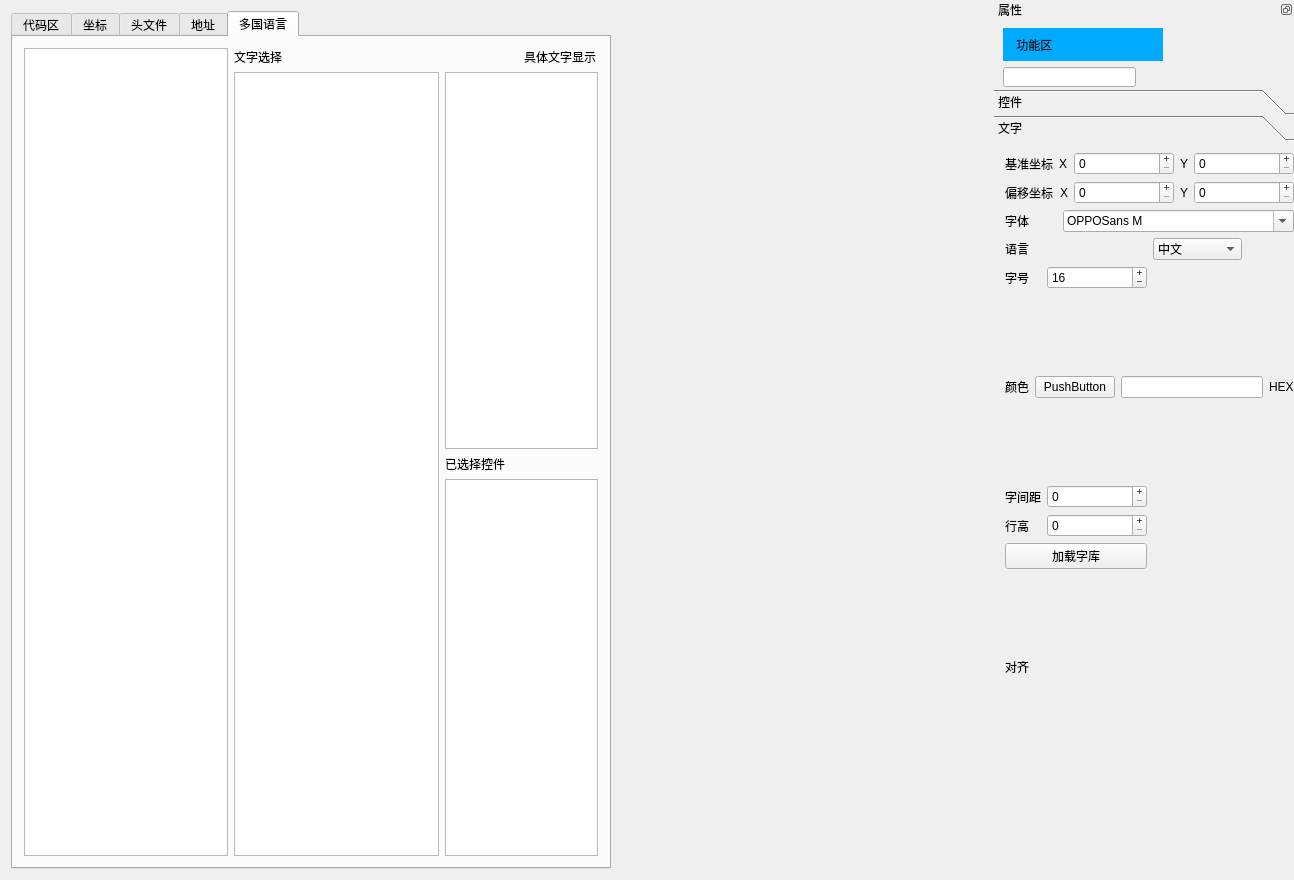
The window that mainwindow.ui (gk8202220/UIAuto) describes before a commit, drawn with Qt 5.
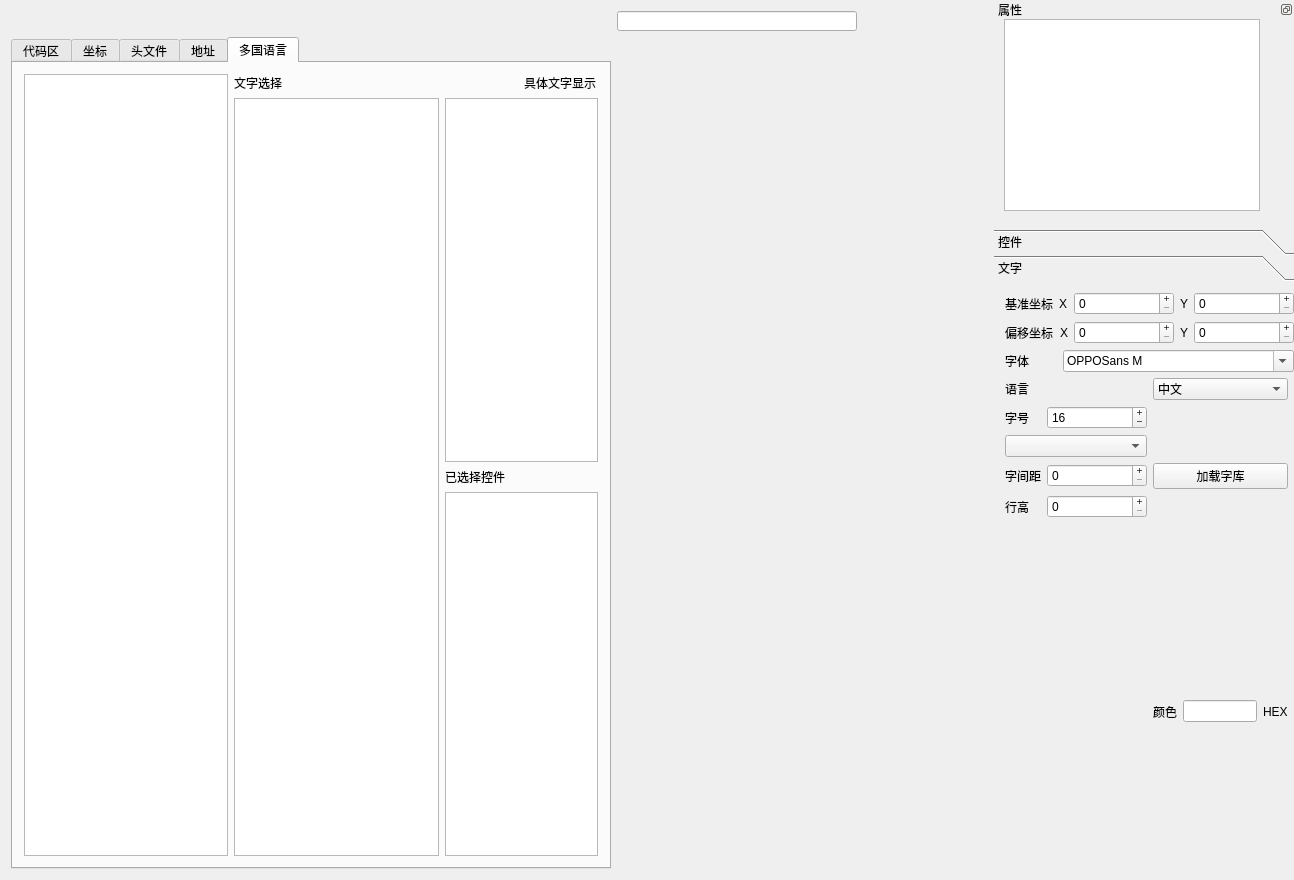
The same window after the commit. Icons and pictures are not drawn.

Commit message: 1.增加excel表格的解析 2.添加拖拽功能

```diff
--- a/mainwindow.ui
+++ b/mainwindow.ui
@@ -31,6 +31,40 @@
     <item row="0" column="0">
      <layout class="QHBoxLayout" name="horizontalLayout_28"/>
     </item>
+    <item row="1" column="2">
+     <widget class="QLabel" name="label_display">
+      <property name="minimumSize">
+       <size>
+        <width>360</width>
+        <height>360</height>
+       </size>
+      </property>
+      <property name="maximumSize">
+       <size>
+        <width>454</width>
+        <height>454</height>
+       </size>
+      </property>
+      <property name="acceptDrops">
+       <bool>true</bool>
+      </property>
+      <property name="autoFillBackground">
+       <bool>false</bool>
+      </property>
+      <property name="styleSheet">
+       <string notr="true"/>
+      </property>
+      <property name="text">
+       <string/>
+      </property>
+      <property name="textFormat">
+       <enum>Qt::PlainText</enum>
+      </property>
+      <property name="wordWrap">
+       <bool>false</bool>
+      </property>
+     </widget>
+    </item>
     <item row="1" column="1">
      <widget class="QTabWidget" name="tabWidget">
       <property name="sizePolicy">
@@ -170,7 +204,11 @@
          <widget class="QListView" name="listView_Text"/>
         </item>
         <item row="1" column="2" colspan="2">
-         <widget class="QListView" name="listView_text_select"/>
+         <widget class="QListView" name="listView_text_select">
+          <property name="selectionMode">
+           <enum>QAbstractItemView::ExtendedSelection</enum>
+          </property>
+         </widget>
         </item>
         <item row="2" column="2">
          <widget class="QLabel" name="label_47">
@@ -186,38 +224,23 @@
       </widget>
      </widget>
     </item>
-    <item row="1" column="2">
-     <widget class="QLabel" name="label_display">
-      <property name="minimumSize">
-       <size>
-        <width>360</width>
-        <height>360</height>
-       </size>
+    <item row="0" column="2">
+     <widget class="QLineEdit" name="lineEdit">
+      <property name="sizePolicy">
+       <sizepolicy hsizetype="Preferred" vsizetype="Preferred">
+        <horstretch>0</horstretch>
+        <verstretch>0</verstretch>
+       </sizepolicy>
       </property>
       <property name="maximumSize">
        <size>
-        <width>454</width>
-        <height>454</height>
+        <width>240</width>
+        <height>20</height>
        </size>
       </property>
-      <property name="acceptDrops">
-       <bool>true</bool>
-      </property>
-      <property name="autoFillBackground">
-       <bool>false</bool>
-      </property>
-      <property name="styleSheet">
-       <string notr="true"/>
-      </property>
       <property name="text">
        <string/>
       </property>
-      <property name="textFormat">
-       <enum>Qt::PlainText</enum>
-      </property>
-      <property name="wordWrap">
-       <bool>false</bool>
-      </property>
      </widget>
     </item>
    </layout>
@@ -267,59 +290,11 @@
     <number>2</number>
    </attribute>
    <widget class="QWidget" name="dockWidgetContents_4">
-    <widget class="QLabel" name="label_14">
-     <property name="geometry">
-      <rect>
-       <x>9</x>
-       <y>9</y>
-       <width>160</width>
-       <height>33</height>
-      </rect>
-     </property>
-     <property name="maximumSize">
-      <size>
-       <width>240</width>
-       <height>40</height>
-      </size>
-     </property>
-     <property name="styleSheet">
-      <string notr="true">background-color: rgb(0, 170, 255);
-font: 24pt &quot;宋体&quot;;</string>
-     </property>
-     <property name="text">
-      <string>    功能区</string>
-     </property>
-    </widget>
-    <widget class="QLineEdit" name="lineEdit">
-     <property name="geometry">
-      <rect>
-       <x>9</x>
-       <y>48</y>
-       <width>133</width>
-       <height>20</height>
-      </rect>
-     </property>
-     <property name="sizePolicy">
-      <sizepolicy hsizetype="Preferred" vsizetype="Preferred">
-       <horstretch>0</horstretch>
-       <verstretch>0</verstretch>
-      </sizepolicy>
-     </property>
-     <property name="maximumSize">
-      <size>
-       <width>240</width>
-       <height>20</height>
-      </size>
-     </property>
-     <property name="text">
-      <string/>
-     </property>
-    </widget>
     <widget class="QToolBox" name="toolBox">
      <property name="geometry">
       <rect>
        <x>0</x>
-       <y>70</y>
+       <y>210</y>
        <width>311</width>
        <height>681</height>
       </rect>
@@ -353,8 +328,8 @@
        <rect>
         <x>0</x>
         <y>0</y>
-        <width>316</width>
-        <height>616</height>
+        <width>494</width>
+        <height>640</height>
        </rect>
       </property>
       <attribute name="label">
@@ -1220,99 +1195,36 @@
        <rect>
         <x>0</x>
         <y>0</y>
-        <width>311</width>
-        <height>633</height>
+        <width>452</width>
+        <height>602</height>
        </rect>
       </property>
       <attribute name="label">
        <string>文字</string>
       </attribute>
       <layout class="QGridLayout" name="gridLayout_6">
-       <item row="11" column="1">
-        <widget class="QPushButton" name="PB_lond_font">
-         <property name="text">
-          <string>加载字库</string>
-         </property>
-        </widget>
-       </item>
-       <item row="1" column="1" colspan="3">
-        <layout class="QHBoxLayout" name="horizontalLayout_23">
+       <item row="10" column="1">
+        <layout class="QHBoxLayout" name="horizontalLayout_27">
          <item>
-          <widget class="QLabel" name="label_28">
-           <property name="text">
-            <string>偏移坐标</string>
-           </property>
-          </widget>
+          <layout class="QHBoxLayout" name="horizontalLayout_25">
+           <item>
+            <widget class="QLabel" name="label_30">
+             <property name="text">
+              <string>颜色</string>
+             </property>
+            </widget>
+           </item>
+          </layout>
          </item>
          <item>
-          <layout class="QHBoxLayout" name="horizontalLayout_20">
+          <layout class="QHBoxLayout" name="horizontalLayout_26">
            <item>
-            <widget class="QLabel" name="label_26">
-             <property name="text">
-              <string>X</string>
-             </property>
-            </widget>
+            <widget class="QLineEdit" name="lineEdit_2"/>
            </item>
            <item>
-            <widget class="QSpinBox" name="spinBox_offset_x">
-             <property name="minimumSize">
-              <size>
-               <width>100</width>
-               <height>0</height>
-              </size>
-             </property>
-             <property name="focusPolicy">
-              <enum>Qt::ClickFocus</enum>
-             </property>
-             <property name="buttonSymbols">
-              <enum>QAbstractSpinBox::PlusMinus</enum>
-             </property>
-             <property name="correctionMode">
-              <enum>QAbstractSpinBox::CorrectToNearestValue</enum>
-             </property>
-             <property name="keyboardTracking">
-              <bool>false</bool>
-             </property>
-             <property name="maximum">
-              <number>2000</number>
-             </property>
-             <property name="value">
-              <number>0</number>
-             </property>
-            </widget>
-           </item>
-           <item>
-            <widget class="QLabel" name="label_27">
+            <widget class="QLabel" name="label_13">
              <property name="text">
-              <string>Y</string>
-             </property>
-            </widget>
-           </item>
-           <item>
-            <widget class="QSpinBox" name="spinBox__offset_y">
-             <property name="minimumSize">
-              <size>
-               <width>100</width>
-               <height>0</height>
-              </size>
-             </property>
-             <property name="focusPolicy">
-              <enum>Qt::ClickFocus</enum>
-             </property>
-             <property name="buttonSymbols">
-              <enum>QAbstractSpinBox::PlusMinus</enum>
-             </property>
-             <property name="correctionMode">
-              <enum>QAbstractSpinBox::CorrectToNearestValue</enum>
-             </property>
-             <property name="keyboardTracking">
-              <bool>false</bool>
-             </property>
-             <property name="maximum">
-              <number>2000</number>
-             </property>
-             <property name="value">
-              <number>0</number>
+              <string>HEX</string>
              </property>
             </widget>
            </item>
@@ -1320,7 +1232,7 @@
          </item>
         </layout>
        </item>
-       <item row="6" column="1">
+       <item row="6" column="0">
         <layout class="QHBoxLayout" name="horizontalLayout_43">
          <item>
           <widget class="QLabel" name="label_29">
@@ -1356,14 +1268,7 @@
          </item>
         </layout>
        </item>
-       <item row="12" column="1">
-        <widget class="QLabel" name="label_32">
-         <property name="text">
-          <string>对齐</string>
-         </property>
-        </widget>
-       </item>
-       <item row="8" column="1">
+       <item row="8" column="0">
         <layout class="QHBoxLayout" name="horizontalLayout_31">
          <item>
           <widget class="QLabel" name="label_33">
@@ -1399,185 +1304,7 @@
          </item>
         </layout>
        </item>
-       <item row="9" column="1">
-        <layout class="QHBoxLayout" name="horizontalLayout_32">
-         <item>
-          <widget class="QLabel" name="label_34">
-           <property name="text">
-            <string>行高</string>
-           </property>
-          </widget>
-         </item>
-         <item>
-          <widget class="QSpinBox" name="spinBox_font_3">
-           <property name="minimumSize">
-            <size>
-             <width>100</width>
-             <height>0</height>
-            </size>
-           </property>
-           <property name="focusPolicy">
-            <enum>Qt::ClickFocus</enum>
-           </property>
-           <property name="buttonSymbols">
-            <enum>QAbstractSpinBox::PlusMinus</enum>
-           </property>
-           <property name="correctionMode">
-            <enum>QAbstractSpinBox::CorrectToNearestValue</enum>
-           </property>
-           <property name="keyboardTracking">
-            <bool>false</bool>
-           </property>
-           <property name="value">
-            <number>0</number>
-           </property>
-          </widget>
-         </item>
-        </layout>
-       </item>
-       <item row="7" column="1" colspan="3">
-        <layout class="QHBoxLayout" name="horizontalLayout_27">
-         <item>
-          <layout class="QHBoxLayout" name="horizontalLayout_25">
-           <item>
-            <widget class="QLabel" name="label_30">
-             <property name="text">
-              <string>颜色</string>
-             </property>
-            </widget>
-           </item>
-           <item>
-            <widget class="QPushButton" name="pushButton_2">
-             <property name="text">
-              <string>PushButton</string>
-             </property>
-            </widget>
-           </item>
-          </layout>
-         </item>
-         <item>
-          <layout class="QHBoxLayout" name="horizontalLayout_26">
-           <item>
-            <widget class="QLineEdit" name="lineEdit_2"/>
-           </item>
-           <item>
-            <widget class="QLabel" name="label_13">
-             <property name="text">
-              <string>HEX</string>
-             </property>
-            </widget>
-           </item>
-          </layout>
-         </item>
-        </layout>
-       </item>
-       <item row="0" column="1" colspan="3">
-        <layout class="QHBoxLayout" name="horizontalLayout_21">
-         <item>
-          <widget class="QLabel" name="label_25">
-           <property name="text">
-            <string>基准坐标</string>
-           </property>
-          </widget>
-         </item>
-         <item>
-          <widget class="QLabel" name="label_22">
-           <property name="text">
-            <string>X</string>
-           </property>
-          </widget>
-         </item>
-         <item>
-          <widget class="QSpinBox" name="spinBox_cood_x">
-           <property name="minimumSize">
-            <size>
-             <width>100</width>
-             <height>0</height>
-            </size>
-           </property>
-           <property name="focusPolicy">
-            <enum>Qt::ClickFocus</enum>
-           </property>
-           <property name="buttonSymbols">
-            <enum>QAbstractSpinBox::PlusMinus</enum>
-           </property>
-           <property name="correctionMode">
-            <enum>QAbstractSpinBox::CorrectToNearestValue</enum>
-           </property>
-           <property name="keyboardTracking">
-            <bool>false</bool>
-           </property>
-           <property name="maximum">
-            <number>2000</number>
-           </property>
-           <property name="value">
-            <number>0</number>
-           </property>
-          </widget>
-         </item>
-         <item>
-          <widget class="QLabel" name="label_23">
-           <property name="text">
-            <string>Y</string>
-           </property>
-          </widget>
-         </item>
-         <item>
-          <widget class="QSpinBox" name="spinBox_cood_y">
-           <property name="minimumSize">
-            <size>
-             <width>100</width>
-             <height>0</height>
-            </size>
-           </property>
-           <property name="focusPolicy">
-            <enum>Qt::ClickFocus</enum>
-           </property>
-           <property name="buttonSymbols">
-            <enum>QAbstractSpinBox::PlusMinus</enum>
-           </property>
-           <property name="correctionMode">
-            <enum>QAbstractSpinBox::CorrectToNearestValue</enum>
-           </property>
-           <property name="keyboardTracking">
-            <bool>false</bool>
-           </property>
-           <property name="maximum">
-            <number>2000</number>
-           </property>
-           <property name="value">
-            <number>0</number>
-           </property>
-          </widget>
-         </item>
-        </layout>
-       </item>
-       <item row="2" column="1" colspan="3">
-        <layout class="QHBoxLayout" name="horizontalLayout_24">
-         <item>
-          <widget class="QLabel" name="label_31">
-           <property name="text">
-            <string>字体</string>
-           </property>
-          </widget>
-         </item>
-         <item>
-          <widget class="QFontComboBox" name="fontComboBox">
-           <property name="currentText">
-            <string>OPPOSans M</string>
-           </property>
-          </widget>
-         </item>
-        </layout>
-       </item>
        <item row="4" column="1">
-        <widget class="QLabel" name="label_21">
-         <property name="text">
-          <string>语言</string>
-         </property>
-        </widget>
-       </item>
-       <item row="4" column="2">
         <widget class="QComboBox" name="CB_language">
          <item>
           <property name="text">
@@ -1716,9 +1443,262 @@
          </item>
         </widget>
        </item>
+       <item row="4" column="0">
+        <widget class="QLabel" name="label_21">
+         <property name="text">
+          <string>语言</string>
+         </property>
+        </widget>
+       </item>
+       <item row="0" column="0" colspan="3">
+        <layout class="QHBoxLayout" name="horizontalLayout_21">
+         <item>
+          <widget class="QLabel" name="label_25">
+           <property name="text">
+            <string>基准坐标</string>
+           </property>
+          </widget>
+         </item>
+         <item>
+          <widget class="QLabel" name="label_22">
+           <property name="text">
+            <string>X</string>
+           </property>
+          </widget>
+         </item>
+         <item>
+          <widget class="QSpinBox" name="spinBox_cood_x">
+           <property name="minimumSize">
+            <size>
+             <width>100</width>
+             <height>0</height>
+            </size>
+           </property>
+           <property name="focusPolicy">
+            <enum>Qt::ClickFocus</enum>
+           </property>
+           <property name="buttonSymbols">
+            <enum>QAbstractSpinBox::PlusMinus</enum>
+           </property>
+           <property name="correctionMode">
+            <enum>QAbstractSpinBox::CorrectToNearestValue</enum>
+           </property>
+           <property name="keyboardTracking">
+            <bool>false</bool>
+           </property>
+           <property name="maximum">
+            <number>2000</number>
+           </property>
+           <property name="value">
+            <number>0</number>
+           </property>
+          </widget>
+         </item>
+         <item>
+          <widget class="QLabel" name="label_23">
+           <property name="text">
+            <string>Y</string>
+           </property>
+          </widget>
+         </item>
+         <item>
+          <widget class="QSpinBox" name="spinBox_cood_y">
+           <property name="minimumSize">
+            <size>
+             <width>100</width>
+             <height>0</height>
+            </size>
+           </property>
+           <property name="focusPolicy">
+            <enum>Qt::ClickFocus</enum>
+           </property>
+           <property name="buttonSymbols">
+            <enum>QAbstractSpinBox::PlusMinus</enum>
+           </property>
+           <property name="correctionMode">
+            <enum>QAbstractSpinBox::CorrectToNearestValue</enum>
+           </property>
+           <property name="keyboardTracking">
+            <bool>false</bool>
+           </property>
+           <property name="maximum">
+            <number>2000</number>
+           </property>
+           <property name="value">
+            <number>0</number>
+           </property>
+          </widget>
+         </item>
+        </layout>
+       </item>
+       <item row="1" column="0" colspan="3">
+        <layout class="QHBoxLayout" name="horizontalLayout_23">
+         <item>
+          <widget class="QLabel" name="label_28">
+           <property name="text">
+            <string>偏移坐标</string>
+           </property>
+          </widget>
+         </item>
+         <item>
+          <layout class="QHBoxLayout" name="horizontalLayout_20">
+           <item>
+            <widget class="QLabel" name="label_26">
+             <property name="text">
+              <string>X</string>
+             </property>
+            </widget>
+           </item>
+           <item>
+            <widget class="QSpinBox" name="spinBox_offset_x">
+             <property name="minimumSize">
+              <size>
+               <width>100</width>
+               <height>0</height>
+              </size>
+             </property>
+             <property name="focusPolicy">
+              <enum>Qt::ClickFocus</enum>
+             </property>
+             <property name="buttonSymbols">
+              <enum>QAbstractSpinBox::PlusMinus</enum>
+             </property>
+             <property name="correctionMode">
+              <enum>QAbstractSpinBox::CorrectToNearestValue</enum>
+             </property>
+             <property name="keyboardTracking">
+              <bool>false</bool>
+             </property>
+             <property name="maximum">
+              <number>2000</number>
+             </property>
+             <property name="value">
+              <number>0</number>
+             </property>
+            </widget>
+           </item>
+           <item>
+            <widget class="QLabel" name="label_27">
+             <property name="text">
+              <string>Y</string>
+             </property>
+            </widget>
+           </item>
+           <item>
+            <widget class="QSpinBox" name="spinBox__offset_y">
+             <property name="minimumSize">
+              <size>
+               <width>100</width>
+               <height>0</height>
+              </size>
+             </property>
+             <property name="focusPolicy">
+              <enum>Qt::ClickFocus</enum>
+             </property>
+             <property name="buttonSymbols">
+              <enum>QAbstractSpinBox::PlusMinus</enum>
+             </property>
+             <property name="correctionMode">
+              <enum>QAbstractSpinBox::CorrectToNearestValue</enum>
+             </property>
+             <property name="keyboardTracking">
+              <bool>false</bool>
+             </property>
+             <property name="maximum">
+              <number>2000</number>
+             </property>
+             <property name="value">
+              <number>0</number>
+             </property>
+            </widget>
+           </item>
+          </layout>
+         </item>
+        </layout>
+       </item>
+       <item row="9" column="0">
+        <layout class="QHBoxLayout" name="horizontalLayout_32">
+         <item>
+          <widget class="QLabel" name="label_34">
+           <property name="text">
+            <string>行高</string>
+           </property>
+          </widget>
+         </item>
+         <item>
+          <widget class="QSpinBox" name="spinBox_font_3">
+           <property name="minimumSize">
+            <size>
+             <width>100</width>
+             <height>0</height>
+            </size>
+           </property>
+           <property name="focusPolicy">
+            <enum>Qt::ClickFocus</enum>
+           </property>
+           <property name="buttonSymbols">
+            <enum>QAbstractSpinBox::PlusMinus</enum>
+           </property>
+           <property name="correctionMode">
+            <enum>QAbstractSpinBox::CorrectToNearestValue</enum>
+           </property>
+           <property name="keyboardTracking">
+            <bool>false</bool>
+           </property>
+           <property name="value">
+            <number>0</number>
+           </property>
+          </widget>
+         </item>
+        </layout>
+       </item>
+       <item row="2" column="0" colspan="3">
+        <layout class="QHBoxLayout" name="horizontalLayout_24">
+         <item>
+          <widget class="QLabel" name="label_31">
+           <property name="text">
+            <string>字体</string>
+           </property>
+          </widget>
+         </item>
+         <item>
+          <widget class="QFontComboBox" name="fontComboBox">
+           <property name="currentText">
+            <string>OPPOSans M</string>
+           </property>
+          </widget>
+         </item>
+        </layout>
+       </item>
+       <item row="8" column="1">
+        <widget class="QPushButton" name="PB_lond_font">
+         <property name="text">
+          <string>加载字库</string>
+         </property>
+        </widget>
+       </item>
+       <item row="7" column="0">
+        <widget class="QComboBox" name="comboBox_texts"/>
+       </item>
       </layout>
      </widget>
     </widget>
+    <widget class="QListView" name="listView_componnets">
+     <property name="geometry">
+      <rect>
+       <x>10</x>
+       <y>0</y>
+       <width>256</width>
+       <height>192</height>
+      </rect>
+     </property>
+     <property name="dragEnabled">
+      <bool>true</bool>
+     </property>
+     <property name="defaultDropAction">
+      <enum>Qt::ActionMask</enum>
+     </property>
+    </widget>
    </widget>
   </widget>
  </widget>
```
The commit also changes 17 other files.
